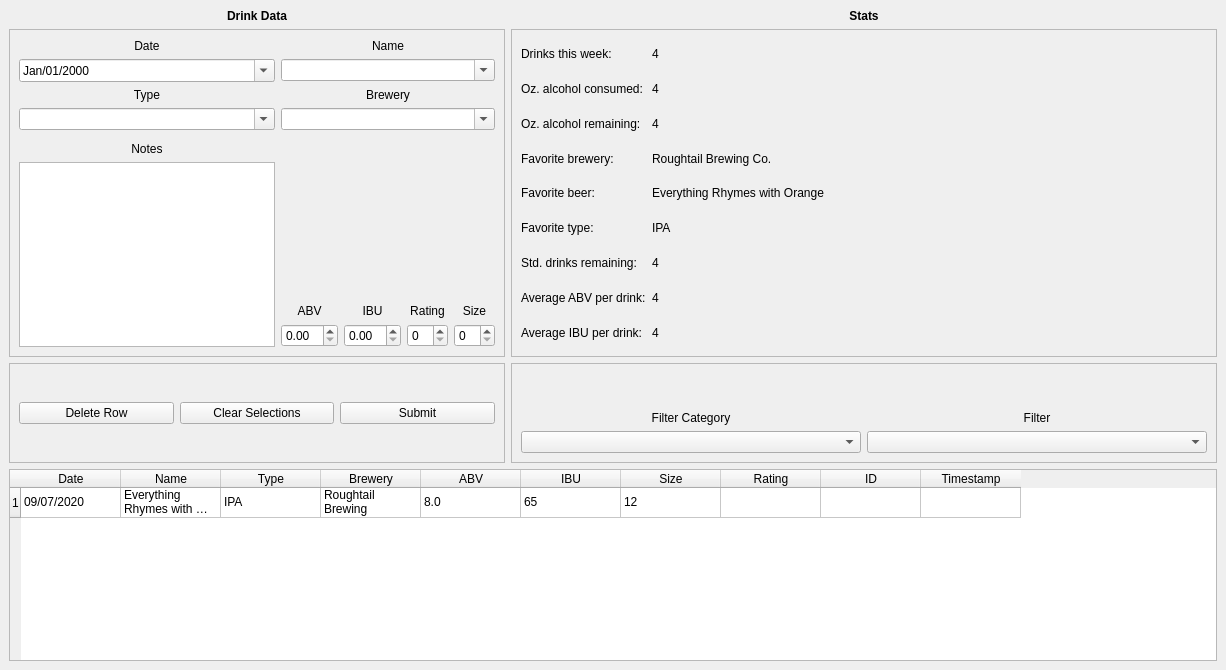
minorsecond/BuzzBot, file src/mainwindow.ui: the form before one commit.
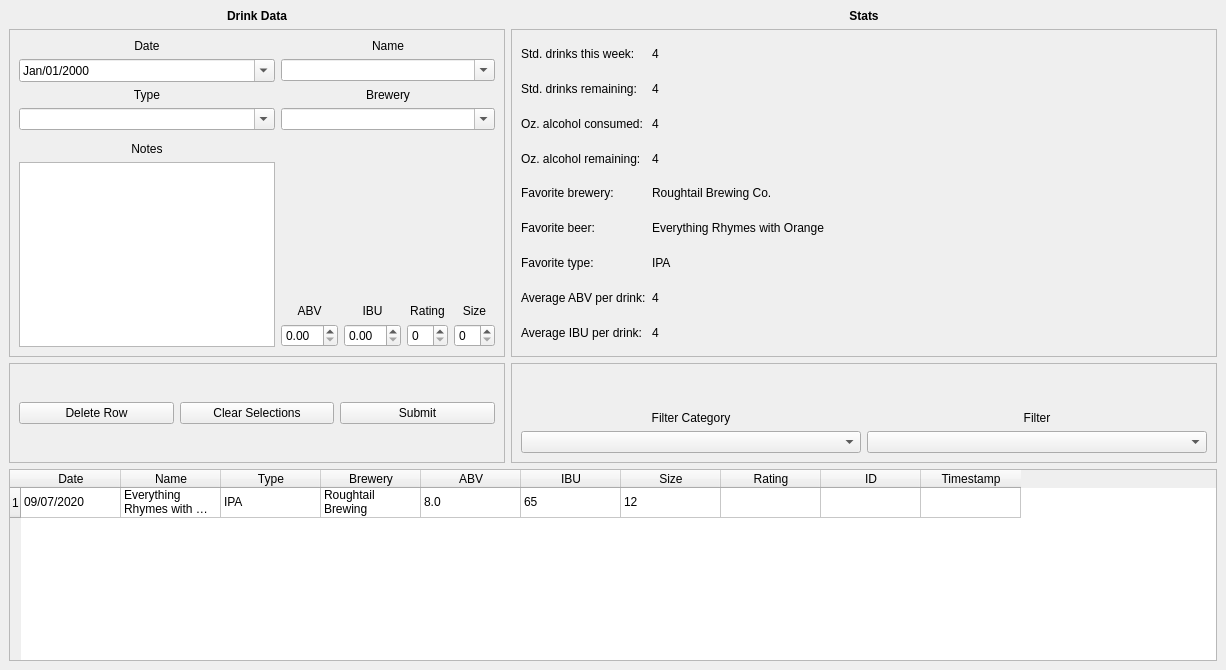
The form after the commit.

Commit message: Move stats and fix label text

```diff
--- a/src/mainwindow.ui
+++ b/src/mainwindow.ui
@@ -400,21 +400,8 @@
        <enum>QFrame::Raised</enum>
       </property>
       <layout class="QGridLayout" name="gridLayout_5">
-       <item row="4" column="0">
-        <widget class="QLabel" name="favoriteBeerLabel">
-         <property name="sizePolicy">
-          <sizepolicy hsizetype="Preferred" vsizetype="Preferred">
-           <horstretch>0</horstretch>
-           <verstretch>0</verstretch>
-          </sizepolicy>
-         </property>
-         <property name="text">
-          <string>Favorite beer:</string>
-         </property>
-        </widget>
-       </item>
        <item row="4" column="2">
-        <widget class="QLabel" name="favoriteBeerOutput">
+        <widget class="QLabel" name="favoriteBreweryOutput">
          <property name="sizePolicy">
           <sizepolicy hsizetype="Preferred" vsizetype="Preferred">
            <horstretch>0</horstretch>
@@ -422,12 +409,12 @@
           </sizepolicy>
          </property>
          <property name="text">
-          <string>Everything Rhymes with Orange</string>
+          <string>Roughtail Brewing Co.</string>
          </property>
         </widget>
        </item>
-       <item row="7" column="0">
-        <widget class="QLabel" name="avgAbvDrinkLabel">
+       <item row="2" column="2">
+        <widget class="QLabel" name="ozAlcoholConsumedOutput">
          <property name="sizePolicy">
           <sizepolicy hsizetype="Preferred" vsizetype="Preferred">
            <horstretch>0</horstretch>
@@ -435,12 +422,12 @@
           </sizepolicy>
          </property>
          <property name="text">
-          <string>Average ABV per drink:</string>
+          <string>4</string>
          </property>
         </widget>
        </item>
-       <item row="6" column="0">
-        <widget class="QLabel" name="drinksLeftLabel">
+       <item row="9" column="2">
+        <widget class="QLabel" name="avgIbuDrinkOutput">
          <property name="sizePolicy">
           <sizepolicy hsizetype="Preferred" vsizetype="Preferred">
            <horstretch>0</horstretch>
@@ -448,11 +435,83 @@
           </sizepolicy>
          </property>
          <property name="text">
-          <string>Std. drinks remaining:</string>
+          <string>4</string>
+         </property>
+        </widget>
+       </item>
+       <item row="9" column="0">
+        <widget class="QLabel" name="averageIbuDrinkLabel">
+         <property name="sizePolicy">
+          <sizepolicy hsizetype="Preferred" vsizetype="Preferred">
+           <horstretch>0</horstretch>
+           <verstretch>0</verstretch>
+          </sizepolicy>
+         </property>
+         <property name="text">
+          <string>Average IBU per drink:</string>
+         </property>
+        </widget>
+       </item>
+       <item row="6" column="2">
+        <widget class="QLabel" name="favoriteTypeOutput">
+         <property name="text">
+          <string>IPA</string>
          </property>
         </widget>
        </item>
        <item row="2" column="0">
+        <widget class="QLabel" name="ozAlcoholConsumedLabel">
+         <property name="sizePolicy">
+          <sizepolicy hsizetype="Preferred" vsizetype="Preferred">
+           <horstretch>0</horstretch>
+           <verstretch>0</verstretch>
+          </sizepolicy>
+         </property>
+         <property name="text">
+          <string>Oz. alcohol consumed:</string>
+         </property>
+        </widget>
+       </item>
+       <item row="5" column="0">
+        <widget class="QLabel" name="favoriteBeerLabel">
+         <property name="sizePolicy">
+          <sizepolicy hsizetype="Preferred" vsizetype="Preferred">
+           <horstretch>0</horstretch>
+           <verstretch>0</verstretch>
+          </sizepolicy>
+         </property>
+         <property name="text">
+          <string>Favorite beer:</string>
+         </property>
+        </widget>
+       </item>
+       <item row="4" column="0">
+        <widget class="QLabel" name="favoriteBreweryLabel">
+         <property name="sizePolicy">
+          <sizepolicy hsizetype="Preferred" vsizetype="Preferred">
+           <horstretch>0</horstretch>
+           <verstretch>0</verstretch>
+          </sizepolicy>
+         </property>
+         <property name="text">
+          <string>Favorite brewery:</string>
+         </property>
+        </widget>
+       </item>
+       <item row="3" column="2">
+        <widget class="QLabel" name="ozAlcoholRemainingOutput">
+         <property name="sizePolicy">
+          <sizepolicy hsizetype="Preferred" vsizetype="Preferred">
+           <horstretch>0</horstretch>
+           <verstretch>0</verstretch>
+          </sizepolicy>
+         </property>
+         <property name="text">
+          <string>4</string>
+         </property>
+        </widget>
+       </item>
+       <item row="3" column="0">
         <widget class="QLabel" name="ozAlcoholRemainingLabel">
          <property name="sizePolicy">
           <sizepolicy hsizetype="Preferred" vsizetype="Preferred">
@@ -465,7 +524,40 @@
          </property>
         </widget>
        </item>
-       <item row="3" column="3">
+       <item row="6" column="0">
+        <widget class="QLabel" name="favoriteTypeLabel">
+         <property name="text">
+          <string>Favorite type:</string>
+         </property>
+        </widget>
+       </item>
+       <item row="8" column="0">
+        <widget class="QLabel" name="avgAbvDrinkLabel">
+         <property name="sizePolicy">
+          <sizepolicy hsizetype="Preferred" vsizetype="Preferred">
+           <horstretch>0</horstretch>
+           <verstretch>0</verstretch>
+          </sizepolicy>
+         </property>
+         <property name="text">
+          <string>Average ABV per drink:</string>
+         </property>
+        </widget>
+       </item>
+       <item row="8" column="2">
+        <widget class="QLabel" name="avgAbvDrinkOutput">
+         <property name="sizePolicy">
+          <sizepolicy hsizetype="Preferred" vsizetype="Preferred">
+           <horstretch>0</horstretch>
+           <verstretch>0</verstretch>
+          </sizepolicy>
+         </property>
+         <property name="text">
+          <string>4</string>
+         </property>
+        </widget>
+       </item>
+       <item row="4" column="3">
         <spacer name="horizontalSpacer">
          <property name="orientation">
           <enum>Qt::Horizontal</enum>
@@ -478,15 +570,8 @@
          </property>
         </spacer>
        </item>
-       <item row="5" column="0">
-        <widget class="QLabel" name="favoriteTypeLabel">
-         <property name="text">
-          <string>Favorite type:</string>
-         </property>
-        </widget>
-       </item>
-       <item row="8" column="2">
-        <widget class="QLabel" name="avgIbuDrinkOutput">
+       <item row="5" column="2">
+        <widget class="QLabel" name="favoriteBeerOutput">
          <property name="sizePolicy">
           <sizepolicy hsizetype="Preferred" vsizetype="Preferred">
            <horstretch>0</horstretch>
@@ -494,98 +579,7 @@
           </sizepolicy>
          </property>
          <property name="text">
-          <string>4</string>
-         </property>
-        </widget>
-       </item>
-       <item row="1" column="2">
-        <widget class="QLabel" name="ozAlcoholConsumedOutput">
-         <property name="sizePolicy">
-          <sizepolicy hsizetype="Preferred" vsizetype="Preferred">
-           <horstretch>0</horstretch>
-           <verstretch>0</verstretch>
-          </sizepolicy>
-         </property>
-         <property name="text">
-          <string>4</string>
-         </property>
-        </widget>
-       </item>
-       <item row="7" column="2">
-        <widget class="QLabel" name="avgAbvDrinkOutput">
-         <property name="sizePolicy">
-          <sizepolicy hsizetype="Preferred" vsizetype="Preferred">
-           <horstretch>0</horstretch>
-           <verstretch>0</verstretch>
-          </sizepolicy>
-         </property>
-         <property name="text">
-          <string>4</string>
-         </property>
-        </widget>
-       </item>
-       <item row="2" column="2">
-        <widget class="QLabel" name="ozAlcoholRemainingOutput">
-         <property name="sizePolicy">
-          <sizepolicy hsizetype="Preferred" vsizetype="Preferred">
-           <horstretch>0</horstretch>
-           <verstretch>0</verstretch>
-          </sizepolicy>
-         </property>
-         <property name="text">
-          <string>4</string>
-         </property>
-        </widget>
-       </item>
-       <item row="3" column="2">
-        <widget class="QLabel" name="favoriteBreweryOutput">
-         <property name="sizePolicy">
-          <sizepolicy hsizetype="Preferred" vsizetype="Preferred">
-           <horstretch>0</horstretch>
-           <verstretch>0</verstretch>
-          </sizepolicy>
-         </property>
-         <property name="text">
-          <string>Roughtail Brewing Co.</string>
-         </property>
-        </widget>
-       </item>
-       <item row="8" column="0">
-        <widget class="QLabel" name="averageIbuDrinkLabel">
-         <property name="sizePolicy">
-          <sizepolicy hsizetype="Preferred" vsizetype="Preferred">
-           <horstretch>0</horstretch>
-           <verstretch>0</verstretch>
-          </sizepolicy>
-         </property>
-         <property name="text">
-          <string>Average IBU per drink:</string>
-         </property>
-        </widget>
-       </item>
-       <item row="3" column="0">
-        <widget class="QLabel" name="favoriteBreweryLabel">
-         <property name="sizePolicy">
-          <sizepolicy hsizetype="Preferred" vsizetype="Preferred">
-           <horstretch>0</horstretch>
-           <verstretch>0</verstretch>
-          </sizepolicy>
-         </property>
-         <property name="text">
-          <string>Favorite brewery:</string>
-         </property>
-        </widget>
-       </item>
-       <item row="0" column="0">
-        <widget class="QLabel" name="drinksThisWeekLabel">
-         <property name="sizePolicy">
-          <sizepolicy hsizetype="Preferred" vsizetype="Preferred">
-           <horstretch>0</horstretch>
-           <verstretch>0</verstretch>
-          </sizepolicy>
-         </property>
-         <property name="text">
-          <string>Drinks this week:</string>
+          <string>Everything Rhymes with Orange</string>
          </property>
         </widget>
        </item>
@@ -602,8 +596,8 @@
          </property>
         </widget>
        </item>
-       <item row="6" column="2">
-        <widget class="QLabel" name="drinksLeftOutput">
+       <item row="0" column="0">
+        <widget class="QLabel" name="drinksThisWeekLabel">
          <property name="sizePolicy">
           <sizepolicy hsizetype="Preferred" vsizetype="Preferred">
            <horstretch>0</horstretch>
@@ -611,12 +605,12 @@
           </sizepolicy>
          </property>
          <property name="text">
-          <string>4</string>
+          <string>Std. drinks this week:</string>
          </property>
         </widget>
        </item>
        <item row="1" column="0">
-        <widget class="QLabel" name="ozAlcoholConsumedLabel">
+        <widget class="QLabel" name="drinksLeftLabel">
          <property name="sizePolicy">
           <sizepolicy hsizetype="Preferred" vsizetype="Preferred">
            <horstretch>0</horstretch>
@@ -624,14 +618,20 @@
           </sizepolicy>
          </property>
          <property name="text">
-          <string>Oz. alcohol consumed:</string>
+          <string>Std. drinks remaining:</string>
          </property>
         </widget>
        </item>
-       <item row="5" column="2">
-        <widget class="QLabel" name="favoriteTypeOutput">
+       <item row="1" column="2">
+        <widget class="QLabel" name="drinksLeftOutput">
+         <property name="sizePolicy">
+          <sizepolicy hsizetype="Preferred" vsizetype="Preferred">
+           <horstretch>0</horstretch>
+           <verstretch>0</verstretch>
+          </sizepolicy>
+         </property>
          <property name="text">
-          <string>IPA</string>
+          <string>4</string>
          </property>
         </widget>
        </item>
```
The commit also changes 1 other file.
